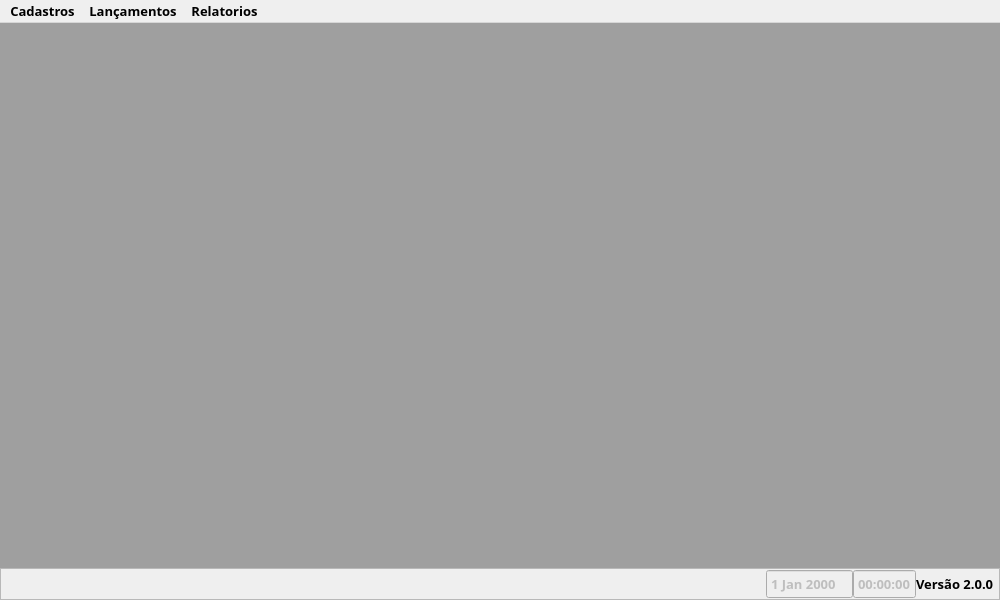
This is app/views/ui/main_window.ui in RafaelOmega/Recargas_2.0 as Qt 5 draws it before an edit. The edited form follows.
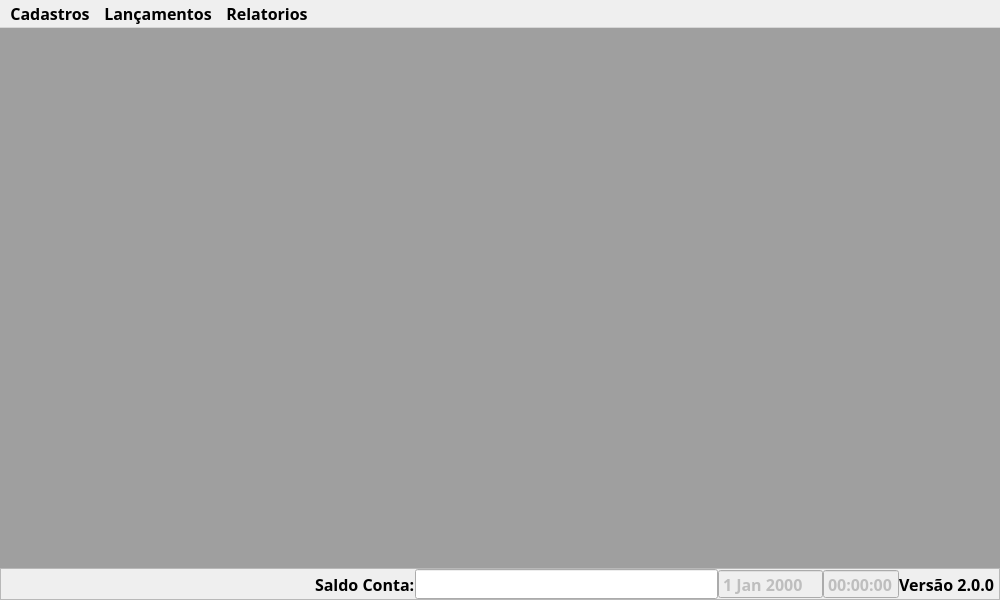
This is the edited form.

Commit message: Implementação de cadastro de saldo conta biz

```diff
--- a/app/views/ui/main_window.ui
+++ b/app/views/ui/main_window.ui
@@ -13,7 +13,7 @@
   <property name="font">
    <font>
     <family>Segoe UI Semibold</family>
-    <pointsize>10</pointsize>
+    <pointsize>12</pointsize>
     <bold>true</bold>
    </font>
   </property>
@@ -96,6 +96,44 @@
          </property>
         </spacer>
        </item>
+       <item>
+        <widget class="QLabel" name="lb_Saldo_Conta">
+         <property name="minimumSize">
+          <size>
+           <width>0</width>
+           <height>30</height>
+          </size>
+         </property>
+         <property name="maximumSize">
+          <size>
+           <width>16777215</width>
+           <height>30</height>
+          </size>
+         </property>
+         <property name="text">
+          <string>Saldo Conta:</string>
+         </property>
+        </widget>
+       </item>
+       <item>
+        <widget class="QLineEdit" name="txt_Saldo_Conta">
+         <property name="minimumSize">
+          <size>
+           <width>0</width>
+           <height>30</height>
+          </size>
+         </property>
+         <property name="maximumSize">
+          <size>
+           <width>16777215</width>
+           <height>30</height>
+          </size>
+         </property>
+         <property name="readOnly">
+          <bool>true</bool>
+         </property>
+        </widget>
+       </item>
        <item alignment="Qt::AlignmentFlag::AlignHCenter|Qt::AlignmentFlag::AlignVCenter">
         <widget class="QDateEdit" name="dt_Data_Atual">
          <property name="enabled">
```
The commit also changes 4 other files.
